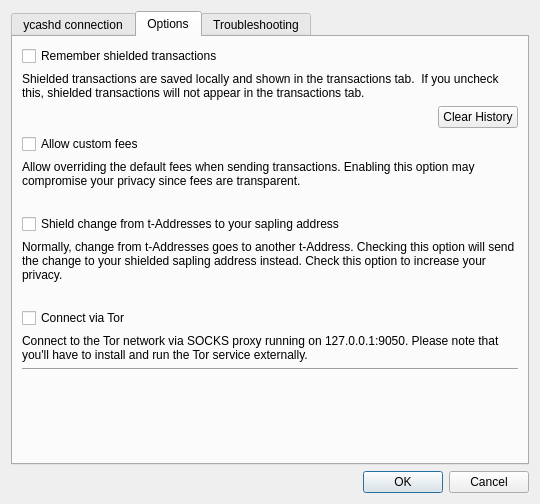
ycashfoundation/yecwallet, file src/settings.ui: the form before one commit.
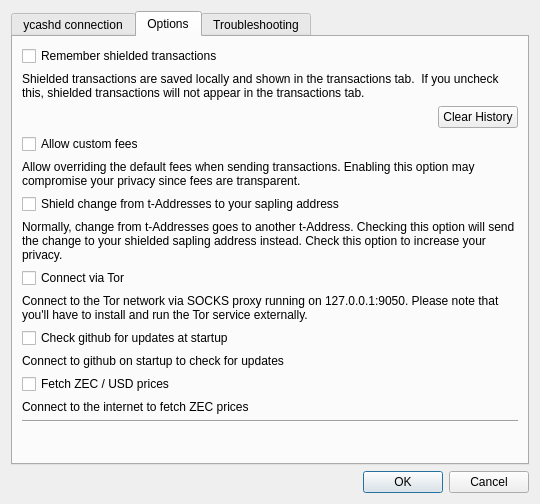
The form after the commit. The open tabs and pages were chosen to show the change.

Commit message: #161 Allow configuration for prices/check updates

What changed in the file:
```diff
--- a/src/settings.ui
+++ b/src/settings.ui
@@ -145,32 +145,18 @@
        <string>Options</string>
       </attribute>
       <layout class="QGridLayout" name="gridLayout">
-       <item row="10" column="0" colspan="2">
-        <widget class="QLabel" name="lblTor">
-         <property name="text">
-          <string>Connect to the Tor network via SOCKS proxy running on 127.0.0.1:9050. Please note that you'll have to install and run the Tor service externally.</string>
+       <item row="14" column="0" colspan="2">
+        <spacer name="verticalSpacer_2">
+         <property name="orientation">
+          <enum>Qt::Vertical</enum>
          </property>
-         <property name="wordWrap">
-          <bool>true</bool>
+         <property name="sizeHint" stdset="0">
+          <size>
+           <width>20</width>
+           <height>40</height>
+          </size>
          </property>
-        </widget>
-       </item>
-       <item row="2" column="1">
-        <widget class="QPushButton" name="btnClearSaved">
-         <property name="text">
-          <string>Clear History</string>
-         </property>
-        </widget>
-       </item>
-       <item row="1" column="0" colspan="2">
-        <widget class="QLabel" name="label_5">
-         <property name="text">
-          <string>Shielded transactions are saved locally and shown in the transactions tab.  If you uncheck this, shielded transactions will not appear in the transactions tab.</string>
-         </property>
-         <property name="wordWrap">
-          <bool>true</bool>
-         </property>
-        </widget>
+        </spacer>
        </item>
        <item row="2" column="0">
         <spacer name="horizontalSpacer">
@@ -185,6 +171,27 @@
          </property>
         </spacer>
        </item>
+       <item row="7" column="0">
+        <widget class="QCheckBox" name="chkTor">
+         <property name="text">
+          <string>Connect via Tor</string>
+         </property>
+        </widget>
+       </item>
+       <item row="9" column="0" colspan="2">
+        <widget class="QCheckBox" name="chkCheckUpdates">
+         <property name="text">
+          <string>Check github for updates at startup</string>
+         </property>
+        </widget>
+       </item>
+       <item row="13" column="0" colspan="2">
+        <widget class="Line" name="line_2">
+         <property name="orientation">
+          <enum>Qt::Horizontal</enum>
+         </property>
+        </widget>
+       </item>
        <item row="0" column="0" colspan="2">
         <widget class="QCheckBox" name="chkSaveTxs">
          <property name="text">
@@ -192,14 +199,7 @@
          </property>
         </widget>
        </item>
-       <item row="3" column="0">
-        <widget class="QCheckBox" name="chkCustomFees">
-         <property name="text">
-          <string>Allow custom fees</string>
-         </property>
-        </widget>
-       </item>
-       <item row="7" column="0" colspan="2">
+       <item row="6" column="0" colspan="2">
         <widget class="QLabel" name="label_7">
          <property name="text">
           <string>Normally, change from t-Addresses goes to another t-Address. Checking this option will send the change to your shielded sapling address instead. Check this option to increase your privacy.</string>
@@ -209,26 +209,6 @@
          </property>
         </widget>
        </item>
-       <item row="11" column="0" colspan="2">
-        <widget class="Line" name="line_2">
-         <property name="orientation">
-          <enum>Qt::Horizontal</enum>
-         </property>
-        </widget>
-       </item>
-       <item row="12" column="0" colspan="2">
-        <spacer name="verticalSpacer_2">
-         <property name="orientation">
-          <enum>Qt::Vertical</enum>
-         </property>
-         <property name="sizeHint" stdset="0">
-          <size>
-           <width>20</width>
-           <height>40</height>
-          </size>
-         </property>
-        </spacer>
-       </item>
        <item row="4" column="0" colspan="2">
         <widget class="QLabel" name="label_6">
          <property name="text">
@@ -239,31 +219,65 @@
          </property>
         </widget>
        </item>
-       <item row="6" column="0" colspan="2">
+       <item row="2" column="1">
+        <widget class="QPushButton" name="btnClearSaved">
+         <property name="text">
+          <string>Clear History</string>
+         </property>
+        </widget>
+       </item>
+       <item row="1" column="0" colspan="2">
+        <widget class="QLabel" name="label_5">
+         <property name="text">
+          <string>Shielded transactions are saved locally and shown in the transactions tab.  If you uncheck this, shielded transactions will not appear in the transactions tab.</string>
+         </property>
+         <property name="wordWrap">
+          <bool>true</bool>
+         </property>
+        </widget>
+       </item>
+       <item row="3" column="0">
+        <widget class="QCheckBox" name="chkCustomFees">
+         <property name="text">
+          <string>Allow custom fees</string>
+         </property>
+        </widget>
+       </item>
+       <item row="5" column="0" colspan="2">
         <widget class="QCheckBox" name="chkAutoShield">
          <property name="text">
           <string>Shield change from t-Addresses to your sapling address</string>
          </property>
         </widget>
        </item>
-       <item row="5" column="0">
+       <item row="8" column="0" colspan="2">
+        <widget class="QLabel" name="lblTor">
+         <property name="text">
+          <string>Connect to the Tor network via SOCKS proxy running on 127.0.0.1:9050. Please note that you'll have to install and run the Tor service externally.</string>
+         </property>
+         <property name="wordWrap">
+          <bool>true</bool>
+         </property>
+        </widget>
+       </item>
+       <item row="10" column="0" colspan="2">
         <widget class="QLabel" name="label_8">
          <property name="text">
-          <string/>
+          <string>Connect to github on startup to check for updates</string>
          </property>
         </widget>
        </item>
-       <item row="9" column="0">
-        <widget class="QCheckBox" name="chkTor">
-         <property name="text">
-          <string>Connect via Tor</string>
-         </property>
-        </widget>
-       </item>
-       <item row="8" column="0">
+       <item row="12" column="0" colspan="2">
         <widget class="QLabel" name="label_10">
          <property name="text">
-          <string notr="true"/>
+          <string>Connect to the internet to fetch ZEC prices</string>
+         </property>
+        </widget>
+       </item>
+       <item row="11" column="0" colspan="2">
+        <widget class="QCheckBox" name="chkFetchPrices">
+         <property name="text">
+          <string>Fetch ZEC / USD prices</string>
          </property>
         </widget>
        </item>
```
Left out of the diff: 2 changed lines with no effect on the pictures. The commit also changes 6 other files.
